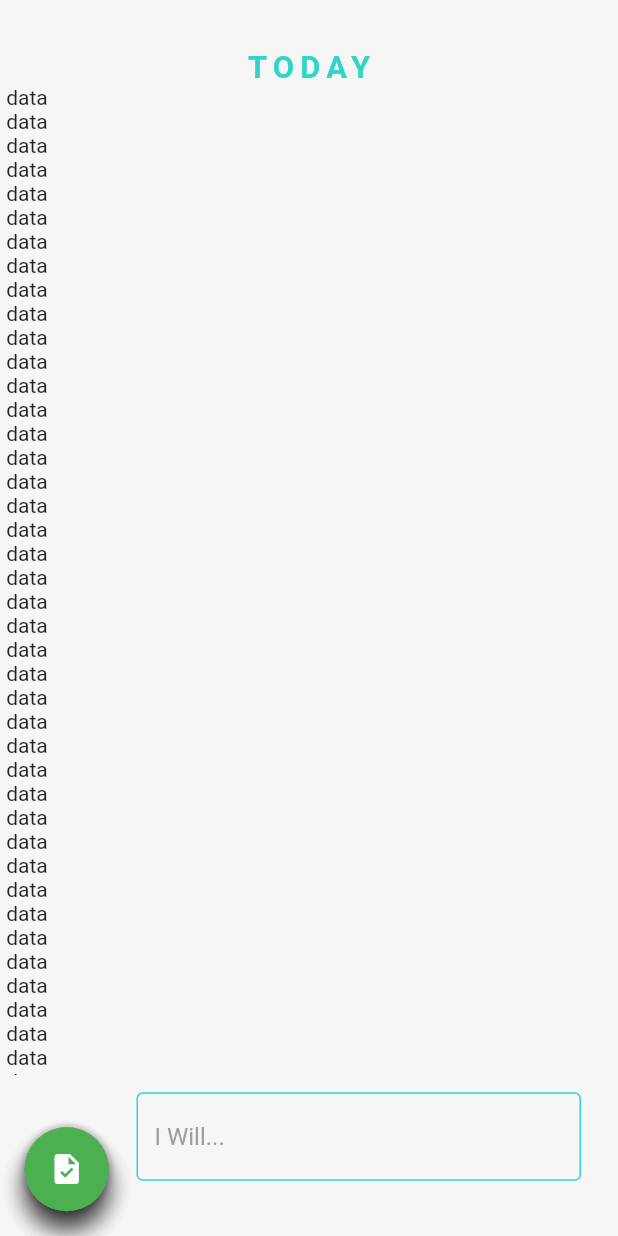
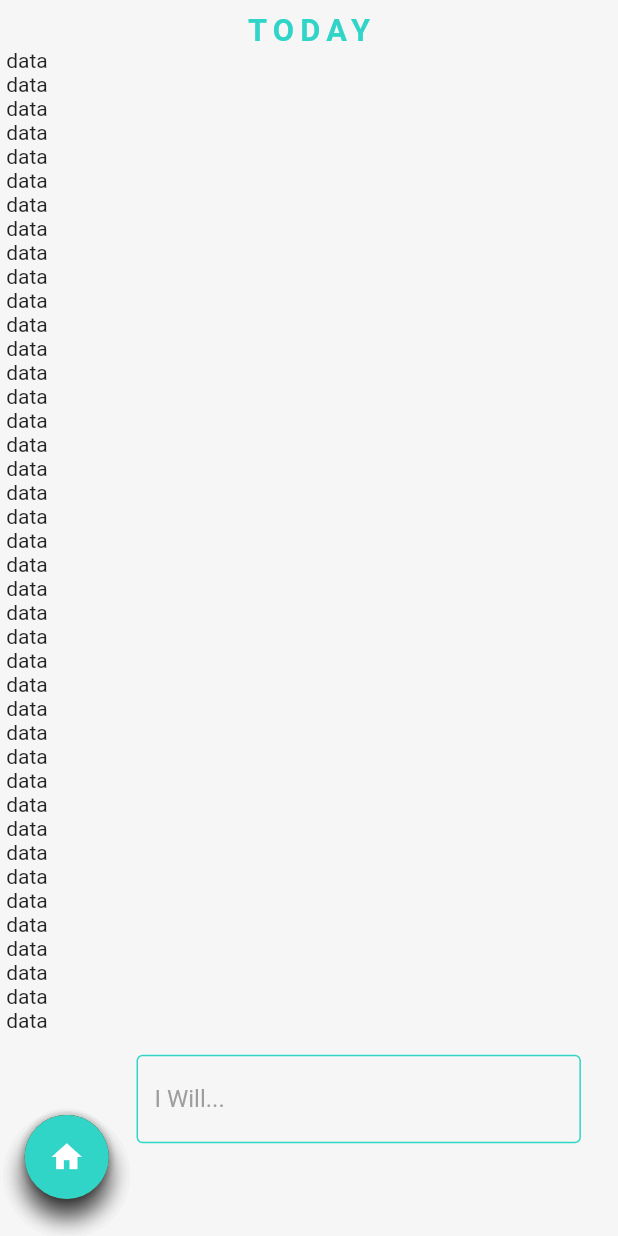
Before and after one commit to yusufguntav/TO-DO-Planner, a Flutter app: the screen it shows after launch, on a phone screen of 412 x 824 dp. Run offline on Flutter 3.47's test engine with Material 2 defaults, Android fonts, the phone set to English and light mode, and no system bars; our stand-ins replace get.

Commit message:
menu button code optimization

```diff
--- /dev/null
+++ b/lib/app/pages/allTasksPage/allTasksPageBinding.dart
@@ -0,0 +1,9 @@
+import 'package:get/get.dart';
+import 'package:to_do_app/app/pages/allTasksPage/allTasksPageController.dart';
+
+class AllTaskBinding implements Bindings {
+  @override
+  void dependencies() {
+    Get.lazyPut(() => AllTaskController());
+  }
+}
--- /dev/null
+++ b/lib/app/pages/allTasksPage/allTasksPageController.dart
@@ -0,0 +1,3 @@
+import 'package:get/get.dart';
+
+class AllTaskController extends GetxController {}
--- /dev/null
+++ b/lib/app/pages/allTasksPage/allTasksPageView.dart
@@ -0,0 +1,21 @@
+import 'package:flutter/material.dart';
+import 'package:get/get.dart';
+import 'package:to_do_app/app/pages/allTasksPage/allTasksPageController.dart';
+import 'package:to_do_app/core/variables/enums.dart';
+import 'package:to_do_app/core/widgets/texts/title.dart';
+
+class AllTaskView extends GetView<AllTaskController> {
+  const AllTaskView({super.key});
+
+  @override
+  Widget build(BuildContext context) {
+    return Column(
+      children: [
+        CustomTitle(
+          titleText: 'ALL TASKS',
+          titleColor: MenuColors.allTasks.getMenuTag,
+        ),
+      ],
+    );
+  }
+}
--- a/lib/app/pages/homePage/homePageBinding.dart
+++ b/lib/app/pages/homePage/homeBinding.dart
@@ -2,7 +2,7 @@
 
 import 'package:get/get.dart';
 
-import 'homePageController.dart';
+import 'homeController.dart';
 
 class HomePageBinding implements Bindings {
   @override
--- /dev/null
+++ b/lib/app/pages/homePage/homeController.dart
@@ -0,0 +1,5 @@
+// ignore_for_file: file_names
+
+import 'package:get/get.dart';
+
+class HomePageController extends GetxController {}
--- a/lib/app/pages/homePage/homePageController.dart
+++ /dev/null
@@ -1,39 +0,0 @@
-// ignore_for_file: file_names
-
-import 'package:flutter/material.dart';
-import 'package:get/get.dart';
-import 'package:to_do_app/core/models/menuButton.dart';
-import 'package:to_do_app/core/variables/enums.dart';
-
-class HomePageController extends GetxController {
-  final Rx<bool> _centerMenuButton = false.obs;
-  bool get getCenterMenuButton => _centerMenuButton.value;
-  set setCenterMenuButton(bool newValue) => _centerMenuButton.value = newValue;
-
-  final Rx<bool> _showOtherMenuButtons = false.obs;
-  bool get getshowOtherMenuButtons => _showOtherMenuButtons.value;
-  set setshowOtherMenuButtons(bool newValue) => _showOtherMenuButtons.value = newValue;
-
-  //Selected menu
-  final Rx<String> _selectedMenuTag = MenuTitles.home.getMenuHeroTag.obs;
-  String get getSelectedMenuTag => _selectedMenuTag.value;
-  set setSelectedMenuTag(String newValue) => _selectedMenuTag.value = newValue;
-
-  //Create model for menu buttons
-  final RxList<MenuButtonModel> _menuButtons = <MenuButtonModel>[
-    MenuButtonModel(MenuTitles.settings.getMenuHeroTag, Icons.settings, Colors.red, (Get.height + 56) * .5, (Get.width + 56) * .5),
-    MenuButtonModel(MenuTitles.calendar.getMenuHeroTag, Icons.weekend, Colors.purple, (Get.height - 56 * 3) * .5, (Get.width - 56 * 3) * .5),
-    MenuButtonModel(MenuTitles.dbtc.getMenuHeroTag, Icons.line_axis, Colors.yellow, (Get.height - 56 * 3) * .5, (Get.width + 56) * .5),
-    MenuButtonModel(MenuTitles.home.getMenuHeroTag, Icons.home, null, (Get.height - 56) * .5, (Get.width - 56) * .5),
-    MenuButtonModel(MenuTitles.allTasks.getMenuHeroTag, Icons.task, Colors.green, (Get.height + 56) * .5, (Get.width - 56 * 3) * .5)
-  ].obs;
-  RxList<MenuButtonModel> get getMenuButton => _menuButtons;
-
-  //Get list of menu button models
-  sortMenuButtonModels() {
-    MenuButtonModel selectedModel = _menuButtons.where((p0) => p0.herotag == getSelectedMenuTag).first;
-    _menuButtons.remove(selectedModel);
-    _menuButtons.add(selectedModel);
-    _menuButtons.refresh();
-  }
-}
--- a/lib/app/pages/homePage/homePageView.dart
+++ b/lib/app/pages/homePage/homePageView.dart
@@ -1,58 +1,27 @@
 // ignore_for_file: file_names
-
-import 'dart:ui';
 
 import 'package:flutter/material.dart';
 import 'package:get/get.dart';
-import 'package:to_do_app/app/pages/homePage/homePageController.dart';
-import 'package:to_do_app/core/models/menuButton.dart';
 import 'package:to_do_app/core/variables/colorTable.dart';
+import 'package:to_do_app/core/variables/enums.dart';
 import 'package:to_do_app/core/variables/standartMeasurementUnits.dart';
-import 'package:to_do_app/core/widgets/scaffold/customScaffold.dart';
-import 'package:to_do_app/core/widgets/texts/customText.dart';
+import 'package:to_do_app/core/widgets/texts/title.dart';
+
+import 'homeController.dart';
 
 class HomePageView extends GetView<HomePageController> {
   const HomePageView({super.key});
 
   @override
   Widget build(BuildContext context) {
-    return Scaffold(
-      body: ScaffoldContentContainer(
-        content: Stack(
-          alignment: Alignment.center,
-          children: [
-            SingleChildScrollView(
-              child: Column(
-                children: [
-                  title(),
-                  content(),
-                  inputTaskField(),
-                ],
-              ),
-            ),
-            backgroundBlur(),
-            //TODO: NASIL YAPILABİLİR ?
-            for (int i = 0; i < controller.getMenuButton.length; i++) ...[Obx(() => menuButton(controller.getMenuButton[i]))]
-          ],
-        ),
+    return SingleChildScrollView(
+      child: Column(
+        children: [
+          CustomTitle(titleText: "TODAY", titleColor: MenuColors.home.getMenuTag),
+          content(),
+          inputTaskField(),
+        ],
       ),
-    );
-  }
-
-  Obx backgroundBlur() {
-    return Obx(
-      () => controller.getCenterMenuButton
-          ? InkWell(
-              onTap: () => controller.setCenterMenuButton = !controller.getCenterMenuButton,
-              child: BackdropFilter(
-                filter: ImageFilter.blur(sigmaX: 2.0, sigmaY: 2.0),
-                child: SizedBox(
-                  height: Get.height,
-                  width: Get.width,
-                ),
-              ),
-            )
-          : const SizedBox(),
     );
   }
 
@@ -81,15 +50,6 @@ class HomePageView extends GetView<HomePageController> {
     );
   }
 
-  CustomText title() {
-    return CustomText.extraHigh(
-      "TODAY",
-      textColor: ColorTable.getTitleColor,
-      bold: true,
-      letterSpacing: StandartMeasurementUnits.extraLowPadding,
-    );
-  }
-
   TextField inputTask() {
     return TextField(
       decoration: InputDecoration(
@@ -101,27 +61,4 @@ class HomePageView extends GetView<HomePageController> {
       ),
     );
   }
-
-  AnimatedPositioned menuButton(MenuButtonModel menutButtonModel) {
-    return AnimatedPositioned(
-      bottom: !controller.getCenterMenuButton ? StandartMeasurementUnits.highPadding : menutButtonModel.bottomPosition,
-      left: !controller.getCenterMenuButton ? StandartMeasurementUnits.normalPadding : menutButtonModel.leftPosition,
-      duration: const Duration(milliseconds: 250),
-      onEnd: () => controller.setshowOtherMenuButtons = !controller.getshowOtherMenuButtons,
-      child: SizedBox(
-        height: 56,
-        width: 56,
-        child: FloatingActionButton(
-          backgroundColor: menutButtonModel.color,
-          heroTag: menutButtonModel.herotag,
-          onPressed: () {
-            controller.setCenterMenuButton = !controller.getCenterMenuButton;
-            controller.setSelectedMenuTag = menutButtonModel.herotag;
-            controller.sortMenuButtonModels();
-          },
-          child: Icon(menutButtonModel.icon),
-        ),
-      ),
-    );
-  }
 }
--- /dev/null
+++ b/lib/app/pages/splashScreen/splashScreenBinding.dart
@@ -0,0 +1,9 @@
+import 'package:get/get.dart';
+import 'package:to_do_app/app/pages/splashScreen/splashScreenController.dart';
+
+class SplashScreenBinding implements Bindings {
+  @override
+  void dependencies() {
+    Get.put(SplashScreenController());
+  }
+}
--- /dev/null
+++ b/lib/app/pages/splashScreen/splashScreenController.dart
@@ -0,0 +1,10 @@
+import 'package:get/get.dart';
+import 'package:to_do_app/app/routes/pageRoutes.dart';
+
+class SplashScreenController extends GetxService {
+  @override
+  void onReady() {
+    Future.delayed(Duration(seconds: 1)).then((value) => Get.offAndToNamed(PageRoutes.home));
+    super.onReady();
+  }
+}
--- /dev/null
+++ b/lib/app/pages/splashScreen/splashScreenView.dart
@@ -0,0 +1,17 @@
+import 'package:flutter/material.dart';
+import 'package:flutter/widgets.dart';
+import 'package:get/get.dart';
+import 'package:to_do_app/app/pages/splashScreen/splashScreenController.dart';
+
+class SplashScreenView extends GetView<SplashScreenController> {
+  const SplashScreenView({super.key});
+
+  @override
+  Widget build(BuildContext context) {
+    return const Scaffold(
+      body: Center(
+        child: CircularProgressIndicator(),
+      ),
+    );
+  }
+}
--- a/lib/app/routes/pageRoutes.dart
+++ b/lib/app/routes/pageRoutes.dart
@@ -1,5 +1,7 @@
 // ignore_for_file: file_names
 
 class PageRoutes {
-  static String homePage = '/homePage';
+  static String home = '/home';
+  static String splash = '/spalsh';
+  static String allTasks = '/allTasks';
 }
--- a/lib/app/routes/pages.dart
+++ b/lib/app/routes/pages.dart
@@ -1,6 +1,9 @@
 import 'package:get/get.dart';
-
-import '../pages/homePage/homePageBinding.dart';
+import 'package:to_do_app/app/pages/allTasksPage/allTasksPageBinding.dart';
+import 'package:to_do_app/app/pages/allTasksPage/allTasksPageView.dart';
+import 'package:to_do_app/app/pages/splashScreen/splashScreenBinding.dart';
+import 'package:to_do_app/app/pages/splashScreen/splashScreenView.dart';
+import '../pages/homePage/homeBinding.dart';
 import '../pages/homePage/homePageView.dart';
 import 'pageRoutes.dart';
 
@@ -8,9 +11,21 @@ class Pages {
   static final pages = [
     GetPage(
       binding: HomePageBinding(),
-      name: PageRoutes.homePage,
+      name: PageRoutes.home,
       page: () => const HomePageView(),
+      transition: Transition.fadeIn,
+    ),
+    GetPage(
+      binding: SplashScreenBinding(),
+      name: PageRoutes.splash,
+      page: () => const SplashScreenView(),
       transition: Transition.noTransition,
+    ),
+    GetPage(
+      binding: AllTaskBinding(),
+      name: PageRoutes.allTasks,
+      page: () => const AllTaskView(),
+      transition: Transition.fadeIn,
     ),
   ];
 }
--- a/lib/core/variables/enums.dart
+++ b/lib/core/variables/enums.dart
@@ -1,22 +1,24 @@
-enum MenuTitles {
+import 'package:flutter/material.dart';
+
+enum MenuColors {
   home,
   settings,
   calendar,
   allTasks,
   dbtc;
 
-  String get getMenuHeroTag {
+  Color get getMenuTag {
     switch (this) {
-      case MenuTitles.home:
-        return "Home";
-      case MenuTitles.settings:
-        return "Settings";
-      case MenuTitles.calendar:
-        return "Calendar";
-      case MenuTitles.allTasks:
-        return "AllTasks";
-      case MenuTitles.dbtc:
-        return "DBTC";
+      case MenuColors.home:
+        return const Color.fromARGB(255, 48, 213, 200);
+      case MenuColors.settings:
+        return Colors.red;
+      case MenuColors.calendar:
+        return Colors.yellow;
+      case MenuColors.allTasks:
+        return Colors.green;
+      case MenuColors.dbtc:
+        return Colors.purple;
     }
   }
 }
--- a/lib/core/variables/standartMeasurementUnits.dart
+++ b/lib/core/variables/standartMeasurementUnits.dart
@@ -14,6 +14,7 @@ class StandartMeasurementUnits {
   static double get normalPadding => Get.height * 0.015;
   static double get highPadding => Get.height * 0.02;
   static double get extraHighPadding => Get.height * 0.025;
+  static double get ultraPadding => Get.height * 0.03;
 
   //Radius
   static double get extraLowRadius => Get.height * 0.01;
--- /dev/null
+++ b/lib/core/widgets/menuButton/menuButtonController.dart
@@ -0,0 +1,44 @@
+import 'package:flutter/material.dart';
+import 'package:get/get.dart';
+import 'package:to_do_app/app/routes/pageRoutes.dart';
+import 'package:to_do_app/core/variables/enums.dart';
+
+import '../../models/menuButton.dart';
+
+class MenuButtonController extends GetxController {
+  //Show menu button control
+  final Rx<bool> _showMenuButton = false.obs;
+  bool get showMenuButton => _showMenuButton.value;
+  set showMenuButton(bool newValue) => _showMenuButton.value = newValue;
+
+  final Rx<bool> _centerMenuButton = false.obs;
+  bool get centerMenuButton => _centerMenuButton.value;
+  set centerMenuButton(bool newValue) => _centerMenuButton.value = newValue;
+
+  final Rx<bool> _showOtherMenuButtons = false.obs;
+  bool get showOtherMenuButtons => _showOtherMenuButtons.value;
+  set showOtherMenuButtons(bool newValue) => _showOtherMenuButtons.value = newValue;
+
+  //Selected menu
+  final Rx<String> _selectedMenuTag = PageRoutes.home.obs;
+  String get selectedMenuTag => _selectedMenuTag.value;
+  set selectedMenuTag(String newValue) => _selectedMenuTag.value = newValue;
+
+  //Create model for menu buttons
+  final RxList<MenuButtonModel> _menuButtons = <MenuButtonModel>[
+    MenuButtonModel('settings', Icons.settings, MenuColors.settings.getMenuTag, (Get.height + 56) * .5, (Get.width + 56) * .5),
+    MenuButtonModel('weekend', Icons.weekend, MenuColors.calendar.getMenuTag, (Get.height - 56 * 3) * .5, (Get.width - 56 * 3) * .5),
+    MenuButtonModel('dbtc', Icons.line_axis, MenuColors.dbtc.getMenuTag, (Get.height - 56 * 3) * .5, (Get.width + 56) * .5),
+    MenuButtonModel(PageRoutes.allTasks, Icons.task, MenuColors.allTasks.getMenuTag, (Get.height + 56) * .5, (Get.width - 56 * 3) * .5),
+    MenuButtonModel(PageRoutes.home, Icons.home, MenuColors.home.getMenuTag, (Get.height - 56) * .5, (Get.width - 56) * .5),
+  ].obs;
+  RxList<MenuButtonModel> get menuButtons => _menuButtons;
+
+  //Get list of menu button models
+  sortMenuButtonModels() {
+    MenuButtonModel selectedModel = _menuButtons.where((p0) => p0.herotag == selectedMenuTag).first;
+    _menuButtons.remove(selectedModel);
+    _menuButtons.add(selectedModel);
+    _menuButtons.refresh();
+  }
+}
--- /dev/null
+++ b/lib/core/widgets/menuButton/menuButtonView.dart
@@ -0,0 +1,50 @@
+import 'package:flutter/material.dart';
+import 'package:get/get.dart';
+import 'package:to_do_app/core/widgets/menuButton/menuButtonController.dart';
+
+import '../../models/menuButton.dart';
+import '../../variables/standartMeasurementUnits.dart';
+
+class MenuButtonView extends GetView<MenuButtonController> {
+  const MenuButtonView({super.key});
+
+  @override
+  Widget build(BuildContext context) {
+    return Obx(
+      () => controller.showMenuButton
+          ? Stack(
+              children: [
+                //TODO: NASIL YAPILABİLİR ?
+                for (int i = 0; i < controller.menuButtons.length; i++) ...[
+                  menuButton(controller.menuButtons[i]),
+                ],
+              ],
+            )
+          : const SizedBox(),
+    );
+  }
+
+  AnimatedPositioned menuButton(MenuButtonModel menutButtonModel) {
+    return AnimatedPositioned(
+      bottom: !controller.centerMenuButton ? StandartMeasurementUnits.ultraPadding : menutButtonModel.bottomPosition,
+      left: !controller.centerMenuButton ? StandartMeasurementUnits.normalPadding : menutButtonModel.leftPosition,
+      duration: const Duration(milliseconds: 250),
+      onEnd: () => controller.showOtherMenuButtons = !controller.showOtherMenuButtons,
+      child: SizedBox(
+        height: 56,
+        width: 56,
+        child: FloatingActionButton(
+          backgroundColor: menutButtonModel.color,
+          heroTag: menutButtonModel.herotag,
+          onPressed: () {
+            controller.centerMenuButton ? Get.offAndToNamed(menutButtonModel.herotag) : null;
+            controller.centerMenuButton = !controller.centerMenuButton;
+            controller.selectedMenuTag = menutButtonModel.herotag;
+            controller.sortMenuButtonModels();
+          },
+          child: Icon(menutButtonModel.icon),
+        ),
+      ),
+    );
+  }
+}
--- /dev/null
+++ b/lib/core/widgets/texts/title.dart
@@ -0,0 +1,21 @@
+import 'package:flutter/widgets.dart';
+
+import '../../variables/colorTable.dart';
+import '../../variables/standartMeasurementUnits.dart';
+import 'customText.dart';
+
+class CustomTitle extends StatelessWidget {
+  const CustomTitle({super.key, required this.titleText, this.titleColor});
+  final String titleText;
+  final Color? titleColor;
+
+  @override
+  Widget build(BuildContext context) {
+    return CustomText.extraHigh(
+      titleText,
+      textColor: titleColor ?? ColorTable.getTitleColor,
+      bold: true,
+      letterSpacing: StandartMeasurementUnits.extraLowPadding,
+    );
+  }
+}
--- a/lib/main.dart
+++ b/lib/main.dart
@@ -1,13 +1,23 @@
+import 'dart:ui';
+
 import 'package:flutter/material.dart';
 import 'package:get/get.dart';
-import 'package:to_do_app/app/pages/homePage/homePageBinding.dart';
+import 'package:to_do_app/app/pages/splashScreen/splashScreenBinding.dart';
 import 'package:to_do_app/core/theme/appTheme.dart';
+import 'package:to_do_app/core/widgets/menuButton/menuButtonController.dart';
+import 'package:to_do_app/core/widgets/menuButton/menuButtonView.dart';
+import 'package:to_do_app/core/widgets/scaffold/customScaffold.dart';
 
 import 'app/routes/pageRoutes.dart';
 import 'app/routes/pages.dart';
 
-void main() {
+void main() async {
   WidgetsFlutterBinding.ensureInitialized();
+  await initApp();
+}
+
+Future<void> initApp() async {
+  Get.put(MenuButtonController());
   runApp(const MyApp());
 }
 
@@ -16,13 +26,55 @@ class MyApp extends StatelessWidget {
 
   @override
   Widget build(BuildContext context) {
+    final controller = Get.find<MenuButtonController>();
     return GetMaterialApp(
       debugShowCheckedModeBanner: false,
       getPages: Pages.pages,
-      initialRoute: PageRoutes.homePage,
-      initialBinding: HomePageBinding(),
+      initialRoute: PageRoutes.splash,
+      initialBinding: SplashScreenBinding(),
       theme: AppTheme.light,
       title: 'TO-DO App',
+      routingCallback: (value) {
+        if (value?.current == PageRoutes.splash) return;
+        controller.showMenuButton = true;
+      },
+      builder: (context, child) {
+        return Overlay(
+          initialEntries: [
+            OverlayEntry(
+              builder: (context) => Scaffold(
+                body: ScaffoldContentContainer(
+                  content: Stack(
+                    alignment: Alignment.center,
+                    children: [
+                      child ?? const SizedBox(),
+                      backgroundBlur(controller),
+                      const MenuButtonView(),
+                    ],
+                  ),
+                ),
+              ),
+            )
+          ],
+        );
+      },
+    );
+  }
+
+  Obx backgroundBlur(MenuButtonController controller) {
+    return Obx(
+      () => controller.centerMenuButton
+          ? InkWell(
+              onTap: () => controller.centerMenuButton = !controller.centerMenuButton,
+              child: BackdropFilter(
+                filter: ImageFilter.blur(sigmaX: 2.0, sigmaY: 2.0),
+                child: SizedBox(
+                  height: Get.height,
+                  width: Get.width,
+                ),
+              ),
+            )
+          : const SizedBox(),
     );
   }
 }
```
